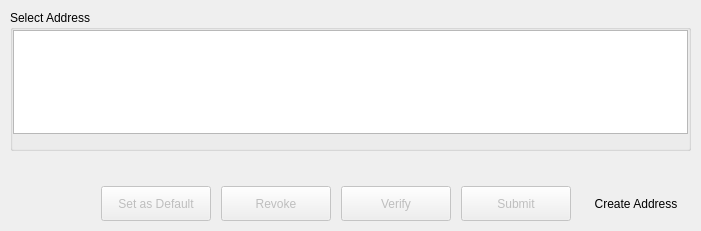
This is BlockSettleUILib/AuthAddressDialog.ui in BlockSettle/terminal as Qt 5 draws it before an edit. The edited form follows.
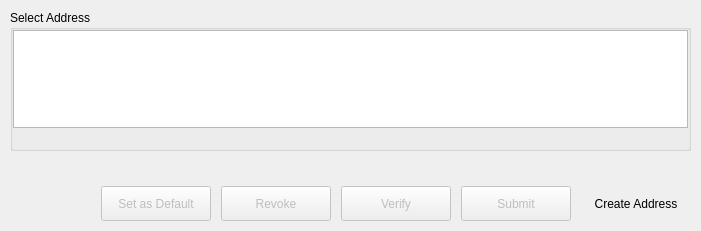
This is the edited form. Icons and pictures are not drawn.

Commit message:
Fixed GUI behavior on detected auth transaction.
Task-number: BST-1024

Patch:
```diff
--- a/BlockSettleUILib/AuthAddressDialog.ui
+++ b/BlockSettleUILib/AuthAddressDialog.ui
@@ -58,7 +58,7 @@
         </property>
         <layout class="QVBoxLayout" name="verticalLayout">
          <property name="spacing">
-          <number>0</number>
+          <number>6</number>
          </property>
          <property name="leftMargin">
           <number>0</number>
```
The commit also changes 2 other files.
